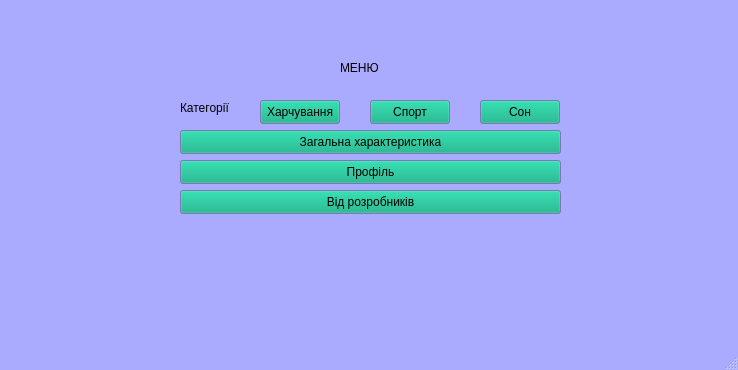
The window that mainwindow.ui (Stalkeroid13/Health_statistic) describes before a commit, drawn with Qt 5.
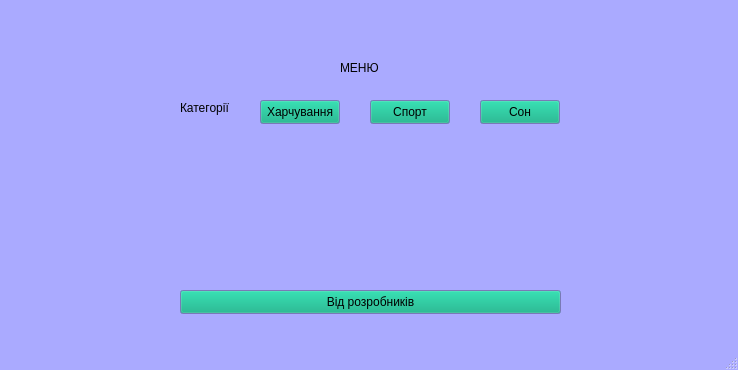
The same window after the commit.

Patch:
```diff
--- a/mainwindow.ui
+++ b/mainwindow.ui
@@ -140,19 +140,6 @@
      <string>МЕНЮ</string>
     </property>
    </widget>
-   <widget class="QPushButton" name="pushButton_2">
-    <property name="geometry">
-     <rect>
-      <x>180</x>
-      <y>130</y>
-      <width>381</width>
-      <height>24</height>
-     </rect>
-    </property>
-    <property name="text">
-     <string>Загальна характеристика</string>
-    </property>
-   </widget>
    <widget class="QLabel" name="label_2">
     <property name="geometry">
      <rect>
@@ -166,24 +153,11 @@
      <string>Категорії</string>
     </property>
    </widget>
-   <widget class="QPushButton" name="pushButton_3">
-    <property name="geometry">
-     <rect>
-      <x>180</x>
-      <y>160</y>
-      <width>381</width>
-      <height>24</height>
-     </rect>
-    </property>
-    <property name="text">
-     <string>Профіль</string>
-    </property>
-   </widget>
    <widget class="QPushButton" name="pushButton_4">
     <property name="geometry">
      <rect>
       <x>180</x>
-      <y>190</y>
+      <y>290</y>
       <width>381</width>
       <height>24</height>
      </rect>
```
Left out of the diff: 2 changed lines with no effect on the pictures.
